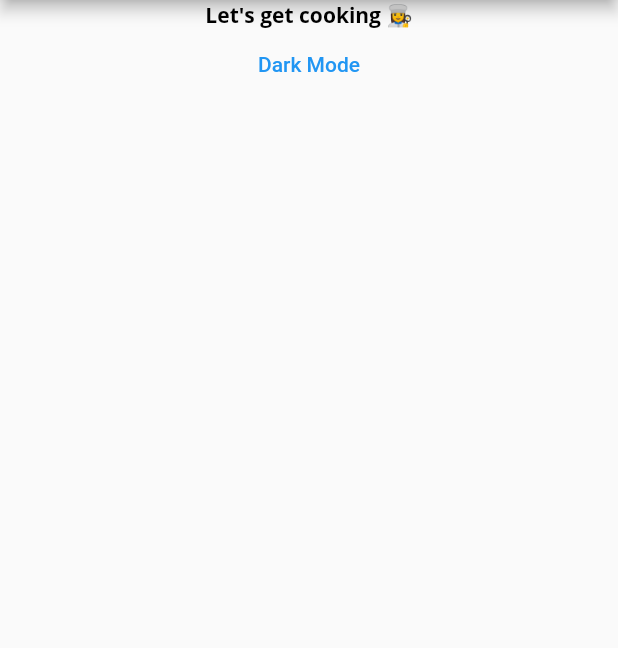
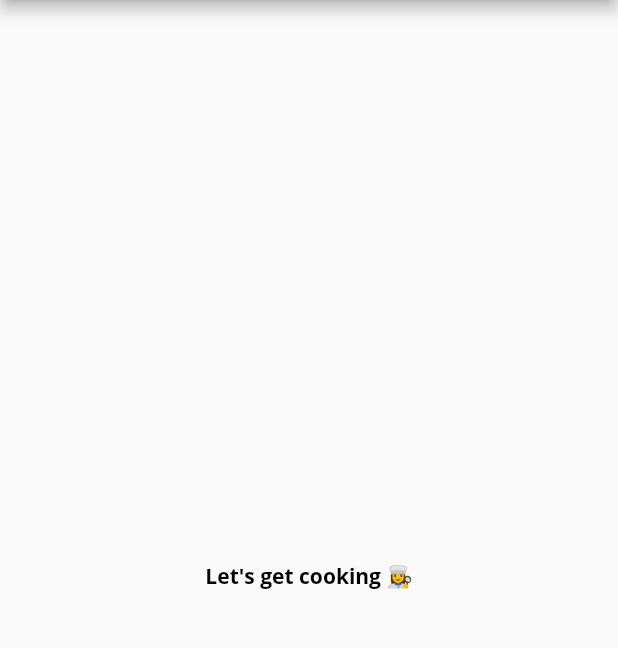
Before and after one commit to alxayeed/fooderlich-2.0, a Flutter app: the screen it shows after launch, on a phone screen of 412 x 824 dp, the part 84-732 px from its top. Run offline on Flutter 3.47's test engine with Material 2 defaults, Android fonts, the phone set to English and light mode, and no system bars; our stand-ins replace google_fonts.

Commit message:
theme swithing implementation undone

```diff
--- a/lib/main.dart
+++ b/lib/main.dart
@@ -6,22 +6,14 @@ void main() {
   runApp(const Fooderlich());
 }
 
-class Fooderlich extends StatefulWidget {
+class Fooderlich extends StatelessWidget {
   // 2
   const Fooderlich({Key? key}) : super(key: key);
-
-  @override
-  State<Fooderlich> createState() => _FooderlichState();
-}
-
-class _FooderlichState extends State<Fooderlich> {
-  ThemeData theme = FooderlichTheme.light();
-
   @override
   Widget build(BuildContext context) {
+    final theme = FooderlichTheme.light();
     // TODO: Apply Home widget
     // 3
-    bool lightTheme = theme == FooderlichTheme.light();
     return MaterialApp(
       // TODO: Add theme
       title: 'Fooderlich',
@@ -32,21 +24,10 @@ class _FooderlichState extends State<Fooderlich> {
         appBar: AppBar(title: const Text('Fooderlich')),
         // TODO: Style the body text
         body: Center(
-            child: Column(children: [
-          Text(
-            'Let\'s get cooking 👩‍🍳',
-            style: theme.textTheme.bodyText1,
-          ),
-          TextButton(
-              onPressed: () {
-                setState(() {
-                  theme = lightTheme
-                      ? FooderlichTheme.dark()
-                      : FooderlichTheme.light();
-                });
-              },
-              child: Text(lightTheme ? "Dark Mode" : "Light Mode"))
-        ])),
+            child: Text(
+          'Let\'s get cooking 👩‍🍳',
+          style: theme.textTheme.bodyText1,
+        )),
       ),
     );
   }
```
